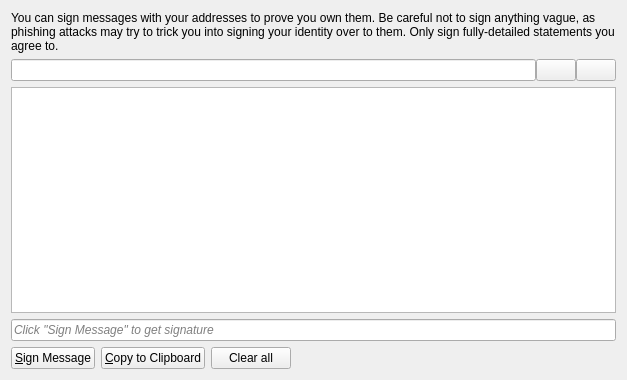
Above: src/qt/forms/messagepage.ui from raffermeko/bitcoin before the change. Below: the same form after it.
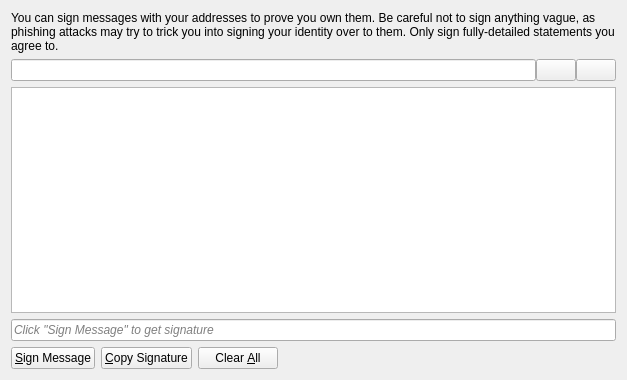
That is the form after the change. Icons and pictures are not drawn. Custom widgets are drawn as their Qt base class.

Commit message: change text on message.ui from "Copy to Clipboard" to "Copy Signature" and add an Alt-Shortcut to "Clear &All"

Diff of the .ui file:
```diff
--- a/src/qt/forms/messagepage.ui
+++ b/src/qt/forms/messagepage.ui
@@ -131,7 +131,7 @@
         <string>Copy the current signature to the system clipboard</string>
        </property>
        <property name="text">
-        <string>&amp;Copy to Clipboard</string>
+        <string>&amp;Copy Signature</string>
        </property>
        <property name="icon">
         <iconset resource="../bitcoin.qrc">
@@ -145,7 +145,7 @@
         <string>Reset all sign message fields</string>
        </property>
        <property name="text">
-        <string>Clear all</string>
+        <string>Clear &amp;All</string>
        </property>
        <property name="icon">
         <iconset resource="../bitcoin.qrc">
```
